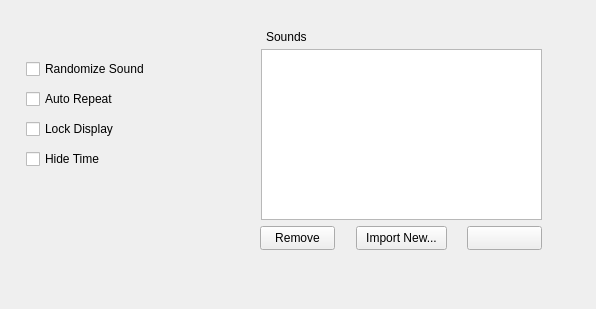
ChrisFelt/TIMED_CHIMES, file settings_widget.ui: the form before one commit.
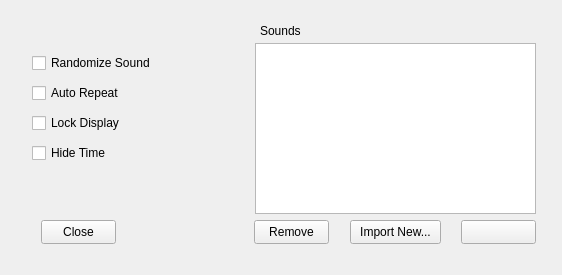
The form after the commit. Icons and pictures are not drawn.

Patch:
```diff
--- a/settings_widget.ui
+++ b/settings_widget.ui
@@ -6,8 +6,8 @@
    <rect>
     <x>0</x>
     <y>0</y>
-    <width>596</width>
-    <height>309</height>
+    <width>562</width>
+    <height>275</height>
    </rect>
   </property>
   <property name="windowTitle">
@@ -16,9 +16,9 @@
   <widget class="QWidget" name="Widget" native="true">
    <property name="geometry">
     <rect>
-     <x>6</x>
-     <y>19</y>
-     <width>561</width>
+     <x>1</x>
+     <y>2</y>
+     <width>560</width>
      <height>271</height>
     </rect>
    </property>
@@ -28,8 +28,8 @@
    <widget class="QListWidget" name="sounds_list">
     <property name="geometry">
      <rect>
-      <x>255</x>
-      <y>30</y>
+      <x>254</x>
+      <y>41</y>
       <width>281</width>
       <height>171</height>
      </rect>
@@ -38,8 +38,8 @@
    <widget class="QLabel" name="label">
     <property name="geometry">
      <rect>
-      <x>260</x>
-      <y>10</y>
+      <x>259</x>
+      <y>21</y>
       <width>49</width>
       <height>16</height>
      </rect>
@@ -51,8 +51,8 @@
    <widget class="QPushButton" name="play_list_button">
     <property name="geometry">
      <rect>
-      <x>461</x>
-      <y>207</y>
+      <x>460</x>
+      <y>218</y>
       <width>75</width>
       <height>24</height>
      </rect>
@@ -72,8 +72,8 @@
    <widget class="QPushButton" name="remove_sound_button">
     <property name="geometry">
      <rect>
-      <x>254</x>
-      <y>207</y>
+      <x>253</x>
+      <y>218</y>
       <width>75</width>
       <height>24</height>
      </rect>
@@ -85,8 +85,8 @@
    <widget class="QPushButton" name="import_sound_button">
     <property name="geometry">
      <rect>
-      <x>350</x>
-      <y>207</y>
+      <x>349</x>
+      <y>218</y>
       <width>91</width>
       <height>24</height>
      </rect>
@@ -98,8 +98,8 @@
    <widget class="QCheckBox" name="randomize_sound">
     <property name="geometry">
      <rect>
-      <x>20</x>
-      <y>40</y>
+      <x>31</x>
+      <y>51</y>
       <width>121</width>
       <height>20</height>
      </rect>
@@ -114,8 +114,8 @@
    <widget class="QCheckBox" name="auto_repeat_sound">
     <property name="geometry">
      <rect>
-      <x>20</x>
-      <y>70</y>
+      <x>31</x>
+      <y>81</y>
       <width>121</width>
       <height>20</height>
      </rect>
@@ -130,8 +130,8 @@
    <widget class="QCheckBox" name="lock_display">
     <property name="geometry">
      <rect>
-      <x>20</x>
-      <y>100</y>
+      <x>31</x>
+      <y>111</y>
       <width>121</width>
       <height>20</height>
      </rect>
@@ -146,8 +146,8 @@
    <widget class="QCheckBox" name="hide_time">
     <property name="geometry">
      <rect>
-      <x>20</x>
-      <y>130</y>
+      <x>31</x>
+      <y>141</y>
       <width>121</width>
       <height>20</height>
      </rect>
@@ -159,6 +159,19 @@
      <string>Hide Time</string>
     </property>
    </widget>
+   <widget class="QPushButton" name="close_settings_button">
+    <property name="geometry">
+     <rect>
+      <x>40</x>
+      <y>218</y>
+      <width>75</width>
+      <height>24</height>
+     </rect>
+    </property>
+    <property name="text">
+     <string>Close</string>
+    </property>
+   </widget>
   </widget>
  </widget>
  <resources>
```
Left out of the diff: 8 changed lines with no effect on the pictures.
